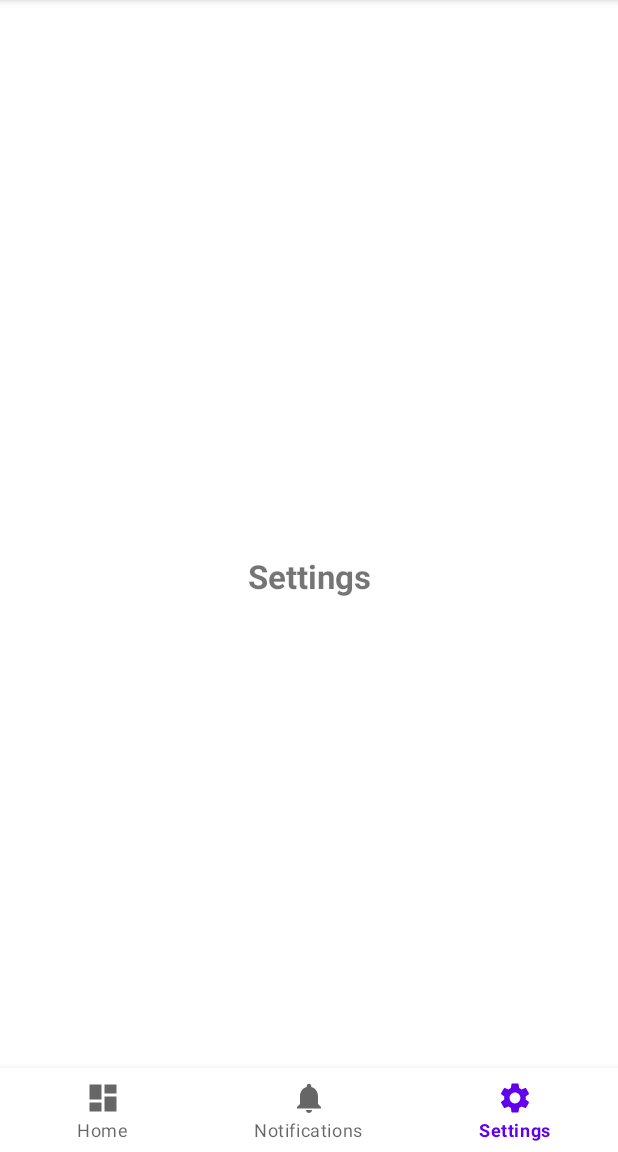
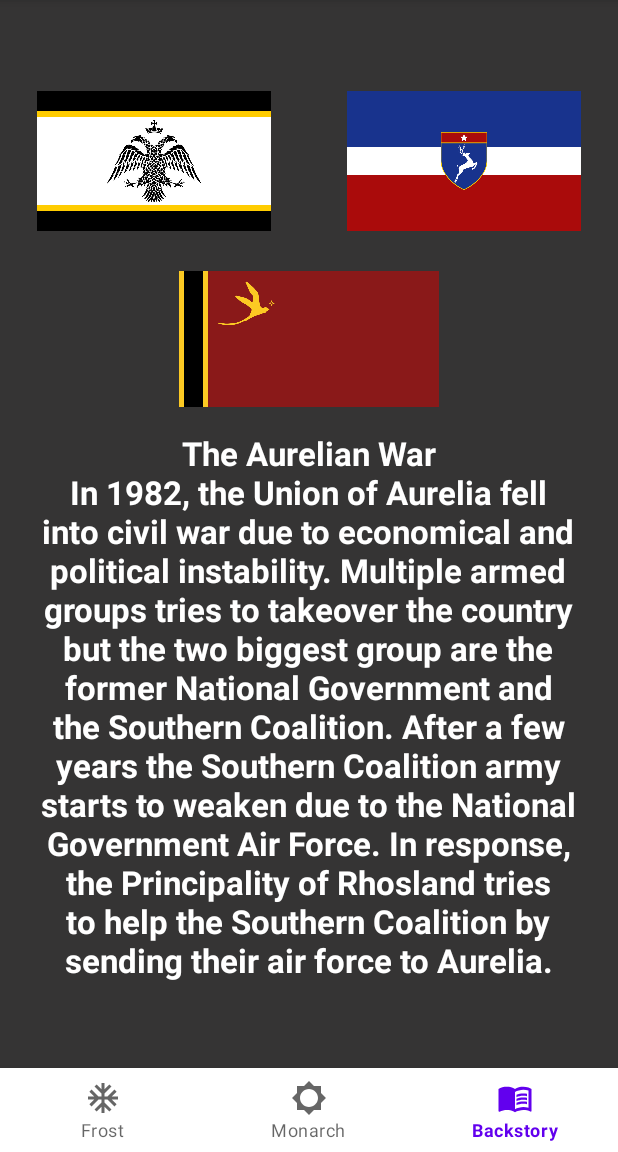
Before and after one commit to Crimson-Squadron/Fragment_Nicolaus_23, an Android app: the screen it shows after launch (MainActivity), item 3 of the bottom bar chosen, on a phone screen of 412 x 824 dp, the part 84-1236 px from its top. Run offline under Robolectric (Android 15) with nearby library versions, the phone set to English and light mode, and no system bars.

Commit message:
Updated the fragments visual look

```diff
--- /dev/null
+++ b/app/src/main/res/drawable/ic_backstory.xml
@@ -0,0 +1,19 @@
+<vector xmlns:android="http://schemas.android.com/apk/res/android"
+    android:width="24dp"
+    android:height="24dp"
+    android:viewportWidth="24"
+    android:viewportHeight="24"
+    android:tint="?attr/colorControlNormal">
+  <path
+      android:fillColor="@android:color/white"
+      android:pathData="M21,5c-1.11,-0.35 -2.33,-0.5 -3.5,-0.5c-1.95,0 -4.05,0.4 -5.5,1.5c-1.45,-1.1 -3.55,-1.5 -5.5,-1.5S2.45,4.9 1,6v14.65c0,0.25 0.25,0.5 0.5,0.5c0.1,0 0.15,-0.05 0.25,-0.05C3.1,20.45 5.05,20 6.5,20c1.95,0 4.05,0.4 5.5,1.5c1.35,-0.85 3.8,-1.5 5.5,-1.5c1.65,0 3.35,0.3 4.75,1.05c0.1,0.05 0.15,0.05 0.25,0.05c0.25,0 0.5,-0.25 0.5,-0.5V6C22.4,5.55 21.75,5.25 21,5zM21,18.5c-1.1,-0.35 -2.3,-0.5 -3.5,-0.5c-1.7,0 -4.15,0.65 -5.5,1.5V8c1.35,-0.85 3.8,-1.5 5.5,-1.5c1.2,0 2.4,0.15 3.5,0.5V18.5z"/>
+  <path
+      android:fillColor="@android:color/white"
+      android:pathData="M17.5,10.5c0.88,0 1.73,0.09 2.5,0.26V9.24C19.21,9.09 18.36,9 17.5,9c-1.7,0 -3.24,0.29 -4.5,0.83v1.66C14.13,10.85 15.7,10.5 17.5,10.5z"/>
+  <path
+      android:fillColor="@android:color/white"
+      android:pathData="M13,12.49v1.66c1.13,-0.64 2.7,-0.99 4.5,-0.99c0.88,0 1.73,0.09 2.5,0.26V11.9c-0.79,-0.15 -1.64,-0.24 -2.5,-0.24C15.8,11.66 14.26,11.96 13,12.49z"/>
+  <path
+      android:fillColor="@android:color/white"
+      android:pathData="M17.5,14.33c-1.7,0 -3.24,0.29 -4.5,0.83v1.66c1.13,-0.64 2.7,-0.99 4.5,-0.99c0.88,0 1.73,0.09 2.5,0.26v-1.52C19.21,14.41 18.36,14.33 17.5,14.33z"/>
+</vector>
--- a/app/src/main/res/drawable/ic_dashboard.xml
+++ /dev/null
@@ -1,10 +0,0 @@
-<vector xmlns:android="http://schemas.android.com/apk/res/android"
-    android:width="24dp"
-    android:height="24dp"
-    android:viewportWidth="24"
-    android:viewportHeight="24"
-    android:tint="?attr/colorControlNormal">
-  <path
-      android:fillColor="@android:color/white"
-      android:pathData="M3,13h8L11,3L3,3v10zM3,21h8v-6L3,15v6zM13,21h8L21,11h-8v10zM13,3v6h8L21,3h-8z"/>
-</vector>
--- /dev/null
+++ b/app/src/main/res/drawable/ic_frost.xml
@@ -0,0 +1,10 @@
+<vector xmlns:android="http://schemas.android.com/apk/res/android"
+    android:width="24dp"
+    android:height="24dp"
+    android:viewportWidth="24"
+    android:viewportHeight="24"
+    android:tint="?attr/colorControlNormal">
+  <path
+      android:fillColor="@android:color/white"
+      android:pathData="M22,11h-4.17l3.24,-3.24 -1.41,-1.42L15,11h-2V9l4.66,-4.66 -1.42,-1.41L13,6.17V2h-2v4.17L7.76,2.93 6.34,4.34 11,9v2H9L4.34,6.34 2.93,7.76 6.17,11H2v2h4.17l-3.24,3.24 1.41,1.42L9,13h2v2l-4.66,4.66 1.42,1.41L11,17.83V22h2v-4.17l3.24,3.24 1.42,-1.41L13,15v-2h2l4.66,4.66 1.41,-1.42L17.83,13H22z"/>
+</vector>
--- a/app/src/main/res/drawable/ic_notifications.xml
+++ b/app/src/main/res/drawable/ic_monarch.xml
@@ -6,5 +6,5 @@
     android:tint="?attr/colorControlNormal">
   <path
       android:fillColor="@android:color/white"
-      android:pathData="M12,22c1.1,0 2,-0.9 2,-2h-4c0,1.1 0.89,2 2,2zM18,16v-5c0,-3.07 -1.64,-5.64 -4.5,-6.32L13.5,4c0,-0.83 -0.67,-1.5 -1.5,-1.5s-1.5,0.67 -1.5,1.5v0.68C7.63,5.36 6,7.92 6,11v5l-2,2v1h16v-1l-2,-2z"/>
+      android:pathData="M20,15.31L23.31,12 20,8.69V4h-4.69L12,0.69 8.69,4H4v4.69L0.69,12 4,15.31V20h4.69L12,23.31 15.31,20H20v-4.69zM12,18c-3.31,0 -6,-2.69 -6,-6s2.69,-6 6,-6 6,2.69 6,6 -2.69,6 -6,6z"/>
 </vector>
--- a/app/src/main/res/drawable/ic_settings.xml
+++ /dev/null
@@ -1,10 +0,0 @@
-<vector xmlns:android="http://schemas.android.com/apk/res/android"
-    android:width="24dp"
-    android:height="24dp"
-    android:viewportWidth="24"
-    android:viewportHeight="24"
-    android:tint="?attr/colorControlNormal">
-  <path
-      android:fillColor="@android:color/white"
-      android:pathData="M19.14,12.94c0.04,-0.3 0.06,-0.61 0.06,-0.94c0,-0.32 -0.02,-0.64 -0.07,-0.94l2.03,-1.58c0.18,-0.14 0.23,-0.41 0.12,-0.61l-1.92,-3.32c-0.12,-0.22 -0.37,-0.29 -0.59,-0.22l-2.39,0.96c-0.5,-0.38 -1.03,-0.7 -1.62,-0.94L14.4,2.81c-0.04,-0.24 -0.24,-0.41 -0.48,-0.41h-3.84c-0.24,0 -0.43,0.17 -0.47,0.41L9.25,5.35C8.66,5.59 8.12,5.92 7.63,6.29L5.24,5.33c-0.22,-0.08 -0.47,0 -0.59,0.22L2.74,8.87C2.62,9.08 2.66,9.34 2.86,9.48l2.03,1.58C4.84,11.36 4.8,11.69 4.8,12s0.02,0.64 0.07,0.94l-2.03,1.58c-0.18,0.14 -0.23,0.41 -0.12,0.61l1.92,3.32c0.12,0.22 0.37,0.29 0.59,0.22l2.39,-0.96c0.5,0.38 1.03,0.7 1.62,0.94l0.36,2.54c0.05,0.24 0.24,0.41 0.48,0.41h3.84c0.24,0 0.44,-0.17 0.47,-0.41l0.36,-2.54c0.59,-0.24 1.13,-0.56 1.62,-0.94l2.39,0.96c0.22,0.08 0.47,0 0.59,-0.22l1.92,-3.32c0.12,-0.22 0.07,-0.47 -0.12,-0.61L19.14,12.94zM12,15.6c-1.98,0 -3.6,-1.62 -3.6,-3.6s1.62,-3.6 3.6,-3.6s3.6,1.62 3.6,3.6S13.98,15.6 12,15.6z"/>
-</vector>
--- a/app/src/main/res/layout/fragment_settings.xml
+++ b/app/src/main/res/layout/fragment_settings.xml
@@ -4,18 +4,58 @@
     xmlns:tools="http://schemas.android.com/tools"
     android:layout_width="match_parent"
     android:layout_height="match_parent"
+    android:background="@color/dark_grey"
     tools:context=".fragment.SettingsFragment">
+
+    <ImageView
+        android:id="@+id/imageView2"
+        android:layout_width="173dp"
+        android:layout_height="93dp"
+        android:src="@drawable/yuskatia"
+        app:layout_constraintBottom_toBottomOf="parent"
+        app:layout_constraintEnd_toEndOf="parent"
+        app:layout_constraintHorizontal_bias="0.932"
+        app:layout_constraintStart_toStartOf="parent"
+        app:layout_constraintTop_toTopOf="parent"
+        app:layout_constraintVertical_bias="0.09" />
+
+    <ImageView
+        android:id="@+id/imageView"
+        android:layout_width="173dp"
+        android:layout_height="93dp"
+        android:src="@drawable/rhosland"
+        app:layout_constraintBottom_toBottomOf="parent"
+        app:layout_constraintEnd_toEndOf="parent"
+        app:layout_constraintHorizontal_bias="0.067"
+        app:layout_constraintStart_toStartOf="parent"
+        app:layout_constraintTop_toTopOf="parent"
+        app:layout_constraintVertical_bias="0.09" />
+
+    <ImageView
+        android:id="@+id/imageView5"
+        android:layout_width="173dp"
+        android:layout_height="93dp"
+        android:src="@drawable/aurelia"
+        app:layout_constraintBottom_toBottomOf="parent"
+        app:layout_constraintEnd_toEndOf="parent"
+        app:layout_constraintStart_toStartOf="parent"
+        app:layout_constraintTop_toTopOf="parent"
+        app:layout_constraintVertical_bias="0.266" />
 
     <TextView
         android:id="@+id/textView"
-        android:layout_width="wrap_content"
-        android:layout_height="wrap_content"
-        android:text="Settings"
+        android:layout_width="368dp"
+        android:layout_height="391dp"
+        android:text="The Aurelian War                                  In 1982, the Union of Aurelia fell into civil war due to economical and political instability. Multiple armed groups tries to takeover the country but the two biggest group are the former National Government and the Southern Coalition. After a few years the Southern Coalition army starts to weaken due to the National Government Air Force. In response, the Principality of Rhosland tries to help the Southern Coalition by sending their air force to Aurelia."
+        android:textAlignment="center"
+        android:textColor="@color/white"
         android:textSize="22sp"
         android:textStyle="bold"
         app:layout_constraintBottom_toBottomOf="parent"
         app:layout_constraintEnd_toEndOf="parent"
+        app:layout_constraintHorizontal_bias="0.488"
         app:layout_constraintStart_toStartOf="parent"
-        app:layout_constraintTop_toTopOf="parent" />
+        app:layout_constraintTop_toBottomOf="@+id/imageView5"
+        app:layout_constraintVertical_bias="0.142" />
 
 </androidx.constraintlayout.widget.ConstraintLayout>
--- a/app/src/main/res/menu/menu_nav.xml
+++ b/app/src/main/res/menu/menu_nav.xml
@@ -3,17 +3,17 @@
 
     <item
         android:id="@+id/menu_home"
-        android:title="Home"
-        android:icon="@drawable/ic_dashboard"/>
+        android:title="Frost"
+        android:icon="@drawable/ic_frost"/>
 
     <item
         android:id="@+id/menu_notifications"
-        android:title="Notifications"
-        android:icon="@drawable/ic_notifications"/>
+        android:title="Monarch"
+        android:icon="@drawable/ic_monarch"/>
 
     <item
         android:id="@+id/menu_settings"
-        android:title="Settings"
-        android:icon="@drawable/ic_settings"/>
+        android:title="Backstory"
+        android:icon="@drawable/ic_backstory"/>
 
 </menu>
--- a/app/src/main/res/values/colors.xml
+++ b/app/src/main/res/values/colors.xml
@@ -7,4 +7,5 @@
     <color name="teal_700">#FF018786</color>
     <color name="black">#FF000000</color>
     <color name="white">#FFFFFFFF</color>
+    <color name="dark_grey">#353434</color>
 </resources>
```
Also changed, not shown: app/src/main/res/layout/fragment_home.xml (+27 -9 lines), app/src/main/res/layout/fragment_notifications.xml (+33 -4 lines), app/src/main/res/drawable-v24/aurelia.png (added), app/src/main/res/drawable-v24/bongo.gif (deleted), app/src/main/res/drawable-v24/frost.jpg (added), app/src/main/res/drawable-v24/monarch.jpg (added), app/src/main/res/drawable-v24/rhosland.png (added), app/src/main/res/drawable-v24/yuskatia.png (added).
